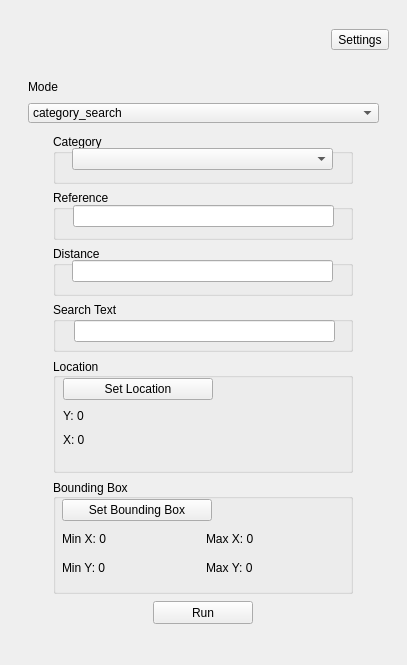
The window that UI/Search.ui (xmpli/locus-qgis) describes before a commit, drawn with Qt 5.
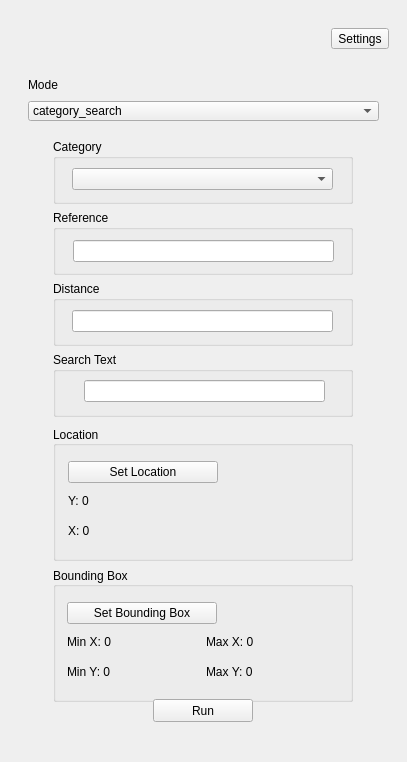
The same window after the commit.

Commit message:
Layout Update & Layer creation revert
- There were just more problems with appending to a single layer when running a query, so this was reverted to just making a new layer for each
- Layout updated to attempt to fit a mac better

```diff
--- a/UI/Search.ui
+++ b/UI/Search.ui
@@ -7,18 +7,18 @@
     <x>0</x>
     <y>0</y>
     <width>407</width>
-    <height>665</height>
+    <height>762</height>
    </rect>
   </property>
   <property name="sizePolicy">
-   <sizepolicy hsizetype="Minimum" vsizetype="MinimumExpanding">
+   <sizepolicy hsizetype="Fixed" vsizetype="MinimumExpanding">
     <horstretch>0</horstretch>
     <verstretch>0</verstretch>
    </sizepolicy>
   </property>
   <property name="minimumSize">
    <size>
-    <width>356</width>
+    <width>400</width>
     <height>0</height>
    </size>
   </property>
@@ -197,7 +197,7 @@
              <property name="minimumSize">
               <size>
                <width>300</width>
-               <height>50</height>
+               <height>65</height>
               </size>
              </property>
              <property name="maximumSize">
@@ -213,9 +213,9 @@
               <property name="geometry">
                <rect>
                 <x>9</x>
-                <y>10</y>
+                <y>20</y>
                 <width>281</width>
-                <height>31</height>
+                <height>41</height>
                </rect>
               </property>
               <layout class="QVBoxLayout" name="verticalLayout_8">
@@ -250,7 +250,7 @@
              <property name="minimumSize">
               <size>
                <width>300</width>
-               <height>50</height>
+               <height>65</height>
               </size>
              </property>
              <property name="maximumSize">
@@ -266,9 +266,9 @@
               <property name="geometry">
                <rect>
                 <x>10</x>
-                <y>11</y>
+                <y>21</y>
                 <width>281</width>
-                <height>31</height>
+                <height>41</height>
                </rect>
               </property>
               <layout class="QVBoxLayout" name="verticalLayout_10">
@@ -303,7 +303,7 @@
              <property name="minimumSize">
               <size>
                <width>300</width>
-               <height>50</height>
+               <height>65</height>
               </size>
              </property>
              <property name="maximumSize">
@@ -319,9 +319,9 @@
               <property name="geometry">
                <rect>
                 <x>9</x>
-                <y>10</y>
+                <y>20</y>
                 <width>281</width>
-                <height>31</height>
+                <height>41</height>
                </rect>
               </property>
               <layout class="QVBoxLayout" name="verticalLayout_9">
@@ -356,7 +356,7 @@
              <property name="minimumSize">
               <size>
                <width>300</width>
-               <height>50</height>
+               <height>65</height>
               </size>
              </property>
              <property name="maximumSize">
@@ -372,7 +372,7 @@
               <property name="geometry">
                <rect>
                 <x>11</x>
-                <y>9</y>
+                <y>19</y>
                 <width>281</width>
                 <height>41</height>
                </rect>
@@ -388,10 +388,10 @@
                 <enum>QLayout::SetMinimumSize</enum>
                </property>
                <property name="leftMargin">
-                <number>10</number>
+                <number>20</number>
                </property>
                <property name="rightMargin">
-                <number>10</number>
+                <number>20</number>
                </property>
                <item>
                 <widget class="QLineEdit" name="searchField">
@@ -443,7 +443,7 @@
              <property name="minimumSize">
               <size>
                <width>300</width>
-               <height>115</height>
+               <height>135</height>
               </size>
              </property>
              <property name="maximumSize">
@@ -471,12 +471,24 @@
               <property name="geometry">
                <rect>
                 <x>10</x>
-                <y>20</y>
+                <y>30</y>
                 <width>281</width>
-                <height>71</height>
+                <height>91</height>
                </rect>
               </property>
               <layout class="QVBoxLayout" name="verticalLayout_5">
+               <property name="leftMargin">
+                <number>5</number>
+               </property>
+               <property name="topMargin">
+                <number>5</number>
+               </property>
+               <property name="rightMargin">
+                <number>5</number>
+               </property>
+               <property name="bottomMargin">
+                <number>5</number>
+               </property>
                <item>
                 <layout class="QHBoxLayout" name="horizontalLayout_2">
                  <property name="bottomMargin">
@@ -546,7 +558,7 @@
              <property name="minimumSize">
               <size>
                <width>300</width>
-               <height>115</height>
+               <height>135</height>
               </size>
              </property>
              <property name="maximumSize">
@@ -565,12 +577,24 @@
               <property name="geometry">
                <rect>
                 <x>9</x>
-                <y>20</y>
+                <y>30</y>
                 <width>281</width>
-                <height>80</height>
+                <height>91</height>
                </rect>
               </property>
               <layout class="QVBoxLayout" name="verticalLayout_6">
+               <property name="leftMargin">
+                <number>5</number>
+               </property>
+               <property name="topMargin">
+                <number>5</number>
+               </property>
+               <property name="rightMargin">
+                <number>5</number>
+               </property>
+               <property name="bottomMargin">
+                <number>5</number>
+               </property>
                <item>
                 <layout class="QHBoxLayout" name="horizontalLayout_3">
                  <property name="bottomMargin">
```
The commit also changes 1 other file.
